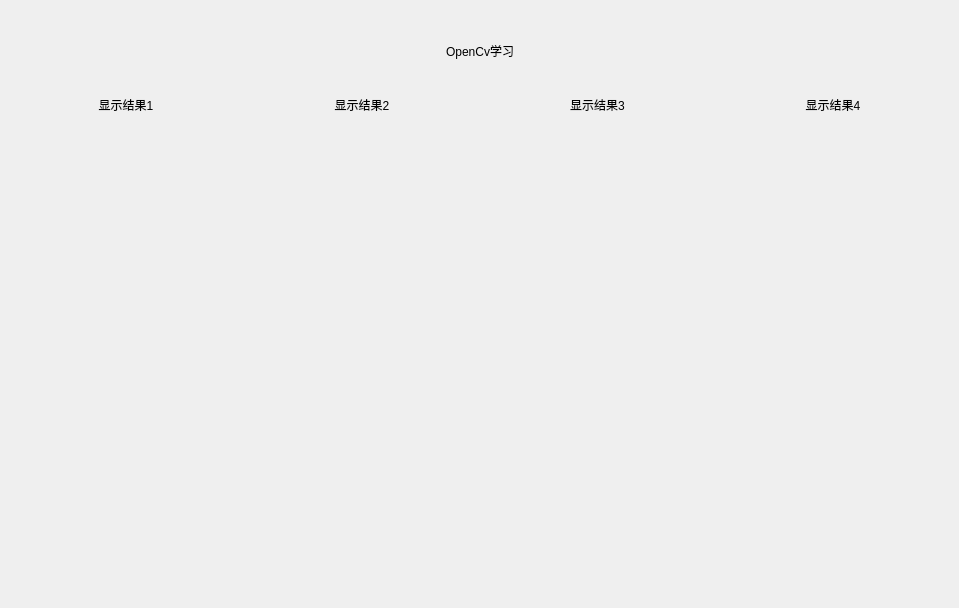
aikezi123/OpenCvProject, file UI/TestDemoView/ui/OpenCvDemoView.ui: the form before one commit.
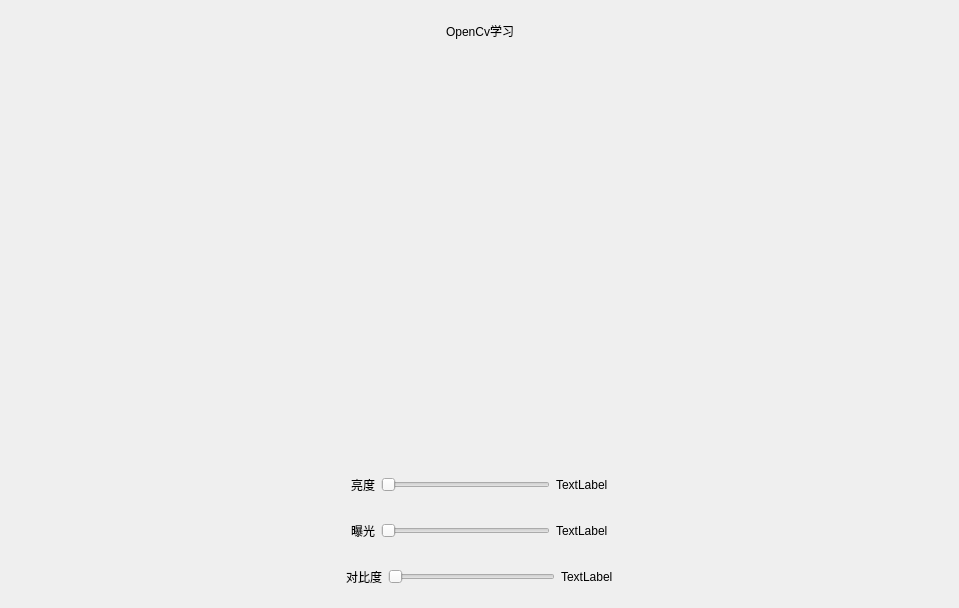
The form after the commit.

Commit message: 增加USB相机显示，设置亮度、对比度、曝光时间的功能

What changed in the file:
```diff
--- a/UI/TestDemoView/ui/OpenCvDemoView.ui
+++ b/UI/TestDemoView/ui/OpenCvDemoView.ui
@@ -14,7 +14,7 @@
    <string>OpenCvDemoView</string>
   </property>
   <widget class="QWidget" name="centralWidget">
-   <layout class="QVBoxLayout" name="verticalLayout" stretch="1,0,6">
+   <layout class="QVBoxLayout" name="verticalLayout" stretch="1,10,1,1,1">
     <item>
      <layout class="QHBoxLayout" name="horizontalLayout">
       <item>
@@ -53,103 +53,169 @@
      </layout>
     </item>
     <item>
-     <layout class="QHBoxLayout" name="horizontalLayout_3" stretch="1,1,1,1">
+     <widget class="QLabel" name="label_display1">
+      <property name="text">
+       <string/>
+      </property>
+      <property name="scaledContents">
+       <bool>false</bool>
+      </property>
+     </widget>
+    </item>
+    <item>
+     <layout class="QHBoxLayout" name="horizontalLayout_2" stretch="2,0,1,0,2">
       <item>
-       <widget class="QLabel" name="label_display1_4">
-        <property name="text">
-         <string>显示结果1</string>
+       <spacer name="horizontalSpacer_3">
+        <property name="orientation">
+         <enum>Qt::Orientation::Horizontal</enum>
         </property>
-        <property name="scaledContents">
-         <bool>false</bool>
+        <property name="sizeHint" stdset="0">
+         <size>
+          <width>40</width>
+          <height>20</height>
+         </size>
         </property>
-        <property name="alignment">
-         <set>Qt::AlignmentFlag::AlignCenter</set>
+       </spacer>
+      </item>
+      <item>
+       <widget class="QLabel" name="label_2">
+        <property name="text">
+         <string>亮度</string>
         </property>
        </widget>
       </item>
       <item>
-       <widget class="QLabel" name="label_display1_5">
-        <property name="text">
-         <string>显示结果2</string>
+       <widget class="QSlider" name="brightnessSlider">
+        <property name="orientation">
+         <enum>Qt::Orientation::Horizontal</enum>
         </property>
-        <property name="scaledContents">
-         <bool>false</bool>
-        </property>
-        <property name="alignment">
-         <set>Qt::AlignmentFlag::AlignCenter</set>
-        </property>
        </widget>
       </item>
       <item>
-       <widget class="QLabel" name="label_display1_6">
+       <widget class="QLabel" name="label_brightnessValue">
         <property name="text">
-         <string>显示结果3</string>
+         <string>TextLabel</string>
         </property>
-        <property name="scaledContents">
-         <bool>false</bool>
-        </property>
-        <property name="alignment">
-         <set>Qt::AlignmentFlag::AlignCenter</set>
-        </property>
        </widget>
       </item>
       <item>
-       <widget class="QLabel" name="label_6">
-        <property name="text">
-         <string>显示结果4</string>
+       <spacer name="horizontalSpacer_4">
+        <property name="orientation">
+         <enum>Qt::Orientation::Horizontal</enum>
         </property>
-        <property name="scaledContents">
-         <bool>false</bool>
+        <property name="sizeHint" stdset="0">
+         <size>
+          <width>40</width>
+          <height>20</height>
+         </size>
         </property>
-        <property name="alignment">
-         <set>Qt::AlignmentFlag::AlignCenter</set>
-        </property>
-       </widget>
+       </spacer>
       </item>
      </layout>
     </item>
     <item>
-     <layout class="QHBoxLayout" name="horizontalLayout_2" stretch="1,1,1,1">
+     <layout class="QHBoxLayout" name="horizontalLayout_3" stretch="2,0,1,0,2">
       <item>
-       <widget class="QLabel" name="label_display1">
-        <property name="text">
-         <string/>
+       <spacer name="horizontalSpacer_5">
+        <property name="orientation">
+         <enum>Qt::Orientation::Horizontal</enum>
         </property>
-        <property name="scaledContents">
-         <bool>false</bool>
+        <property name="sizeHint" stdset="0">
+         <size>
+          <width>40</width>
+          <height>20</height>
+         </size>
         </property>
-       </widget>
+       </spacer>
       </item>
       <item>
-       <widget class="QLabel" name="label_display2">
+       <widget class="QLabel" name="label_3">
         <property name="text">
-         <string/>
+         <string>曝光</string>
         </property>
-        <property name="scaledContents">
-         <bool>false</bool>
+       </widget>
+      </item>
+      <item>
+       <widget class="QSlider" name="exposureSlider">
+        <property name="orientation">
+         <enum>Qt::Orientation::Horizontal</enum>
         </property>
        </widget>
       </item>
       <item>
-       <widget class="QLabel" name="label_display3">
+       <widget class="QLabel" name="label_exposureValue">
         <property name="text">
-         <string/>
+         <string>TextLabel</string>
         </property>
         <property name="scaledContents">
          <bool>false</bool>
         </property>
        </widget>
+      </item>
+      <item>
+       <spacer name="horizontalSpacer_6">
+        <property name="orientation">
+         <enum>Qt::Orientation::Horizontal</enum>
+        </property>
+        <property name="sizeHint" stdset="0">
+         <size>
+          <width>40</width>
+          <height>20</height>
+         </size>
+        </property>
+       </spacer>
+      </item>
+     </layout>
+    </item>
+    <item>
+     <layout class="QHBoxLayout" name="horizontalLayout_5" stretch="2,0,1,0,2">
+      <item>
+       <spacer name="horizontalSpacer_9">
+        <property name="orientation">
+         <enum>Qt::Orientation::Horizontal</enum>
+        </property>
+        <property name="sizeHint" stdset="0">
+         <size>
+          <width>40</width>
+          <height>20</height>
+         </size>
+        </property>
+       </spacer>
       </item>
       <item>
        <widget class="QLabel" name="label_5">
         <property name="text">
-         <string/>
+         <string>对比度</string>
         </property>
-        <property name="scaledContents">
-         <bool>false</bool>
+       </widget>
+      </item>
+      <item>
+       <widget class="QSlider" name="contrastSlider">
+        <property name="orientation">
+         <enum>Qt::Orientation::Horizontal</enum>
         </property>
        </widget>
       </item>
+      <item>
+       <widget class="QLabel" name="label_contrastValue">
+        <property name="text">
+         <string>TextLabel</string>
+        </property>
+       </widget>
+      </item>
+      <item>
+       <spacer name="horizontalSpacer_10">
+        <property name="orientation">
+         <enum>Qt::Orientation::Horizontal</enum>
+        </property>
+        <property name="sizeHint" stdset="0">
+         <size>
+          <width>40</width>
+          <height>20</height>
+         </size>
+        </property>
+       </spacer>
+      </item>
      </layout>
     </item>
    </layout>
```
Left out of the diff: 3 changed lines with no effect on the pictures. The commit also changes 4 other files.
